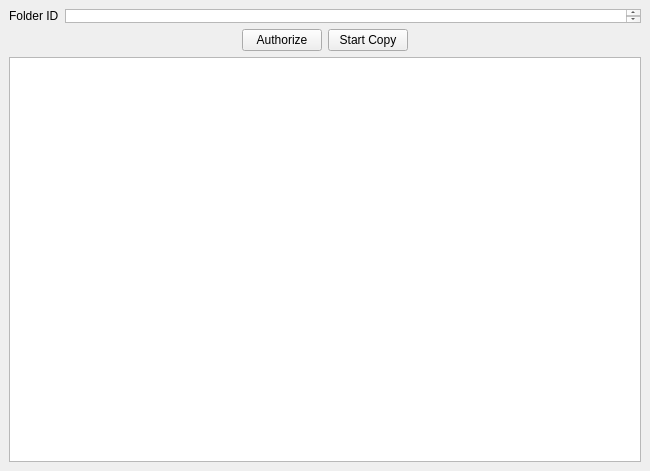
This is mainwindow.ui in topkiss123/GDriveCopy as Qt 5 draws it before an edit. The edited form follows.
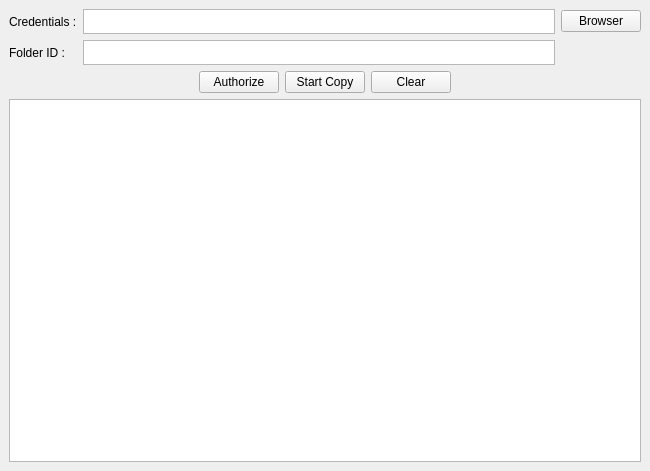
This is the edited form.

Commit message: add browser button and clear button

The edit to the form file:
```diff
--- a/mainwindow.ui
+++ b/mainwindow.ui
@@ -26,9 +26,76 @@
      <verstretch>0</verstretch>
     </sizepolicy>
    </property>
-   <layout class="QGridLayout" name="gridLayout">
-    <item row="1" column="0">
      <layout class="QVBoxLayout" name="verticalLayout">
+    <item>
+     <layout class="QGridLayout" name="gridLayout_2" columnstretch="0,0,0" rowminimumheight="0,0,0" columnminimumwidth="0,0,0">
+      <property name="topMargin">
+       <number>0</number>
+      </property>
+      <property name="horizontalSpacing">
+       <number>-1</number>
+      </property>
+      <item row="0" column="2">
+       <widget class="QPushButton" name="file_browser">
+        <property name="text">
+         <string>Browser</string>
+        </property>
+       </widget>
+      </item>
+      <item row="0" column="0">
+       <widget class="QLabel" name="credentials_label">
+        <property name="text">
+         <string>Credentials :</string>
+        </property>
+       </widget>
+      </item>
+      <item row="2" column="0">
+       <widget class="QLabel" name="folder_label">
+        <property name="text">
+         <string>Folder ID :</string>
+        </property>
+       </widget>
+      </item>
+      <item row="2" column="1">
+       <widget class="QPlainTextEdit" name="folder_id">
+        <property name="sizePolicy">
+         <sizepolicy hsizetype="Expanding" vsizetype="Preferred">
+          <horstretch>0</horstretch>
+          <verstretch>0</verstretch>
+         </sizepolicy>
+        </property>
+        <property name="maximumSize">
+         <size>
+          <width>16777215</width>
+          <height>25</height>
+         </size>
+        </property>
+        <property name="acceptDrops">
+         <bool>false</bool>
+        </property>
+       </widget>
+      </item>
+      <item row="0" column="1">
+       <widget class="QPlainTextEdit" name="credentials_path">
+        <property name="sizePolicy">
+         <sizepolicy hsizetype="Expanding" vsizetype="Preferred">
+          <horstretch>0</horstretch>
+          <verstretch>0</verstretch>
+         </sizepolicy>
+        </property>
+        <property name="maximumSize">
+         <size>
+          <width>16777215</width>
+          <height>25</height>
+         </size>
+        </property>
+        <property name="acceptDrops">
+         <bool>false</bool>
+        </property>
+       </widget>
+      </item>
+     </layout>
+    </item>
       <item>
        <layout class="QHBoxLayout" name="horizontalLayout_3">
         <item>
@@ -58,6 +125,13 @@
           </property>
          </widget>
         </item>
+      <item>
+       <widget class="QPushButton" name="clear">
+        <property name="text">
+         <string>Clear</string>
+        </property>
+       </widget>
+      </item>
         <item>
          <spacer name="horizontalSpacer_2">
           <property name="orientation">
@@ -73,36 +147,7 @@
         </item>
        </layout>
       </item>
-     </layout>
-    </item>
-    <item row="0" column="0">
-     <layout class="QHBoxLayout" name="horizontalLayout">
       <item>
-       <widget class="QLabel" name="folder_label">
-        <property name="text">
-         <string>Folder ID</string>
-        </property>
-       </widget>
-      </item>
-      <item>
-       <widget class="QTextEdit" name="textEdit">
-        <property name="sizePolicy">
-         <sizepolicy hsizetype="Expanding" vsizetype="Ignored">
-          <horstretch>0</horstretch>
-          <verstretch>0</verstretch>
-         </sizepolicy>
-        </property>
-        <property name="sizeIncrement">
-         <size>
-          <width>0</width>
-          <height>0</height>
-         </size>
-        </property>
-       </widget>
-      </item>
-     </layout>
-    </item>
-    <item row="2" column="0">
      <widget class="QTextBrowser" name="textBrowser"/>
     </item>
    </layout>
```
Left out of the diff: 43 changed lines with no effect on the pictures. Lines whose indentation alone changed are shown as unchanged. The commit also changes 4 other files.
